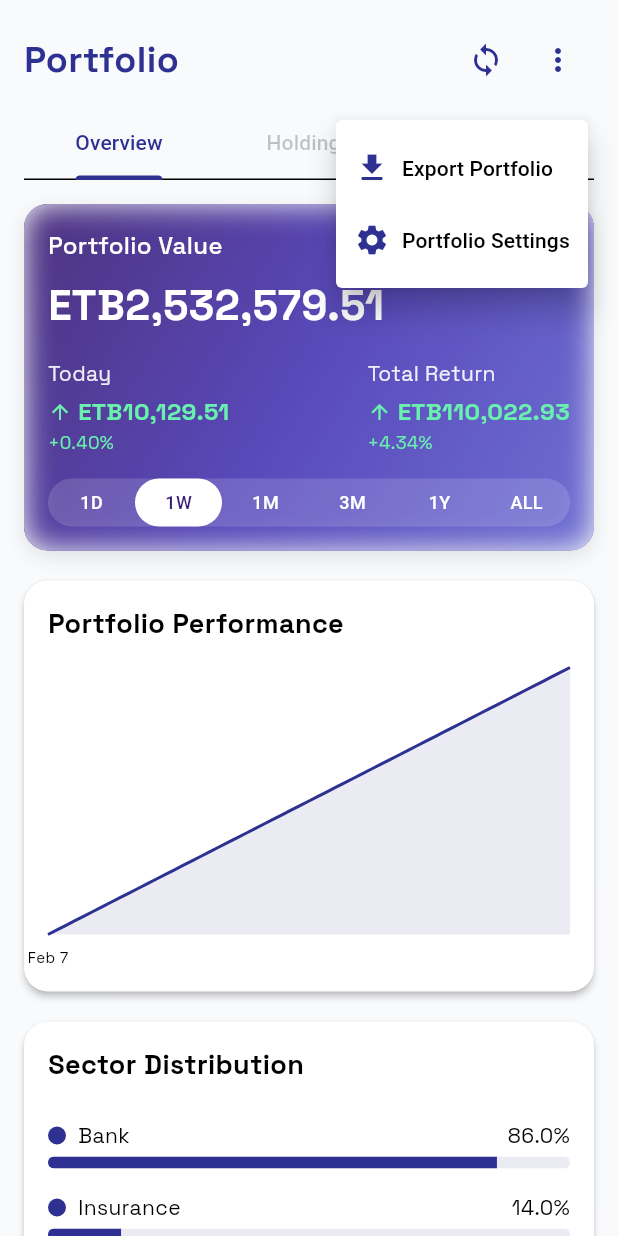
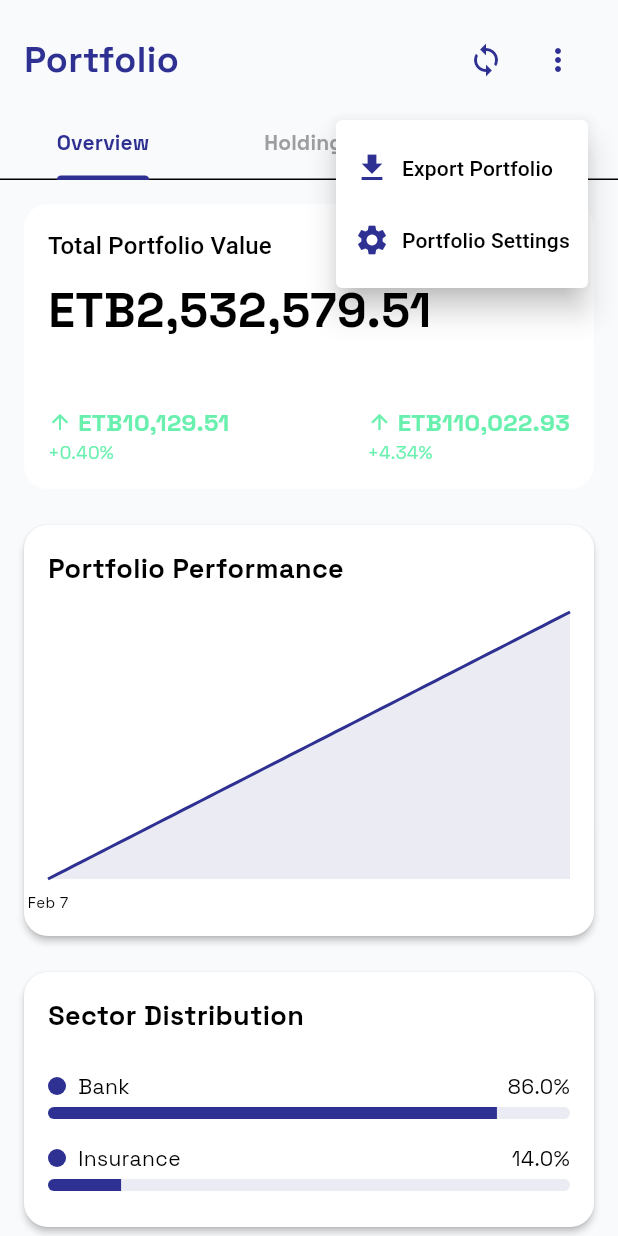
Before and after one commit to LeulTew/ethioTrading, a Flutter app: the PortfolioScreen screen opened by its route, after a tap on the "more vert" icon, on a phone screen of 412 x 824 dp. Run offline on Flutter 3.47's test engine with Material 3 defaults, Android fonts, the phone set to English and light mode, and no system bars; drawn by our look-alikes of fl_chart; our stand-ins replace animate_do, cloud_firestore, firebase_auth, firebase_core, firebase_database, flutter_animate and 5 more; missing offline and left inert: candlesticks; accounts and stored records are empty; network calls fail.

Commit message:
feat: Refactor UI components for improved aesthetics and consistency, update web run script for Edge

```diff
--- a/lib/main.dart
+++ b/lib/main.dart
@@ -1,5 +1,4 @@
 import 'package:flutter/material.dart';
-import 'package:flutter/foundation.dart' show kIsWeb;
 import 'package:firebase_core/firebase_core.dart';
 import 'package:firebase_database/firebase_database.dart';
 import 'package:provider/provider.dart';
--- a/lib/screens/home_screen.dart
+++ b/lib/screens/home_screen.dart
@@ -232,15 +232,15 @@
       padding: const EdgeInsets.all(14),
       decoration: BoxDecoration(
         color: isInCard
-            ? Colors.white.withValues(alpha: 0.1)
-            : (color ?? theme.colorScheme.primary).withValues(alpha: 0.08),
+            ? Colors.white.withAlpha(26) // 0.1 * 255
+            : (color ?? theme.colorScheme.primary).withAlpha(51), // 0.2 * 255
         borderRadius: BorderRadius.circular(16),
         boxShadow: isInCard
             ? []
             : [
                 BoxShadow(
                   color: (color ?? theme.colorScheme.primary)
-                      .withValues(alpha: 0.05),
+                      .withAlpha(13), // 0.05 * 255
                   blurRadius: 8,
                   spreadRadius: 0,
                   offset: const Offset(0, 2),
@@ -257,16 +257,18 @@
                 padding: const EdgeInsets.all(6),
                 decoration: BoxDecoration(
                   color: isInCard
-                      ? Colors.white.withValues(alpha: 0.2)
+                      ? Colors.white.withAlpha(51) // 0.2 * 255
                       : (color ?? theme.colorScheme.primary)
-                          .withValues(alpha: 0.15),
+                          .withAlpha(38), // 0.15 * 255
                   borderRadius: BorderRadius.circular(8),
                 ),
-                child: Icon(icon,
-                    size: 14,
-                    color: isInCard
-                        ? Colors.white
-                        : (color ?? theme.colorScheme.primary)),
+                child: Icon(
+                  icon,
+                  size: 14,
+                  color: isInCard
+                      ? Colors.white
+                      : (color ?? theme.colorScheme.primary),
+                ),
               ),
               const SizedBox(width: 8),
               Flexible(
@@ -274,9 +276,9 @@
                   label,
                   style: theme.textTheme.bodySmall?.copyWith(
                     color: isInCard
-                        ? Colors.white.withValues(alpha: 0.9)
+                        ? Colors.white.withAlpha(230) // 0.9 * 255
                         : theme.textTheme.bodyLarge?.color
-                            ?.withValues(alpha: 0.7),
+                            ?.withAlpha(179), // 0.7 * 255
                     fontWeight: FontWeight.w500,
                     letterSpacing: 0.3,
                   ),
@@ -293,7 +295,6 @@
               color: isInCard
                   ? Colors.white
                   : (color ?? theme.colorScheme.onSurface),
-              letterSpacing: -0.3,
             ),
             overflow: TextOverflow.ellipsis,
           ),
@@ -307,13 +308,13 @@
       padding: const EdgeInsets.symmetric(horizontal: 12, vertical: 6),
       decoration: BoxDecoration(
         color: _isMarketOpen
-            ? const Color(0xFF059669).withValues(alpha: 0.1)
-            : theme.colorScheme.error.withValues(alpha: 0.1),
+            ? const Color(0xFF059669).withAlpha(26) // 0.1 * 255
+            : theme.colorScheme.error.withAlpha(26),
         borderRadius: BorderRadius.circular(20),
         border: Border.all(
           color: _isMarketOpen
-              ? const Color(0xFF059669).withValues(alpha: 0.3)
-              : theme.colorScheme.error.withValues(alpha: 0.3),
+              ? const Color(0xFF059669).withAlpha(77) // 0.3 * 255
+              : theme.colorScheme.error.withAlpha(77),
         ),
       ),
       child: Row(
--- a/lib/screens/login_screen.dart
+++ b/lib/screens/login_screen.dart
@@ -151,7 +151,10 @@
     final size = MediaQuery.of(context).size;
 
     return Scaffold(
-      body: Stack(
+      body: SingleChildScrollView(
+        child: SizedBox(
+          height: size.height,
+          child: Stack(
             children: [
               // Enhanced animated gradient background with Ethiopian colors
               AnimatedBuilder(
@@ -230,7 +233,8 @@
                                 )
                                     .animate()
                                     .fadeIn(
-                                  duration: const Duration(milliseconds: 800),
+                                      duration:
+                                          const Duration(milliseconds: 800),
                                     )
                                     .slideY(
                                       begin: 0.3,
@@ -261,13 +265,16 @@
                                 child: Form(
                                   key: _formKey,
                                   child: Column(
-                                crossAxisAlignment: CrossAxisAlignment.stretch,
+                                    mainAxisSize: MainAxisSize.min,
+                                    crossAxisAlignment:
+                                        CrossAxisAlignment.stretch,
                                     children: [
                                       _buildTextField(
                                         controller: _emailController,
                                         hintText: lang.translate('email'),
                                         icon: Icons.email_rounded,
-                                    keyboardType: TextInputType.emailAddress,
+                                        keyboardType:
+                                            TextInputType.emailAddress,
                                         validator: EmailValidator.validate,
                                       ),
                                       const SizedBox(height: 20),
@@ -304,22 +311,29 @@
                                                   scale: 0.8,
                                                   child: Checkbox(
                                                     value: _rememberMe,
-                                                onChanged: (value) => setState(
-                                                    () => _rememberMe =
+                                                    onChanged: (value) =>
+                                                        setState(() =>
+                                                            _rememberMe =
                                                                 value ?? false),
-                                                shape: RoundedRectangleBorder(
+                                                    shape:
+                                                        RoundedRectangleBorder(
                                                       borderRadius:
-                                                      BorderRadius.circular(6),
+                                                          BorderRadius.circular(
+                                                              6),
                                                     ),
                                                     side: BorderSide(
                                                       color: Colors.white
-                                                      .withValues(alpha: 0.5),
+                                                          .withValues(
+                                                              alpha: 0.5),
                                                     ),
                                                     checkColor: Colors.black,
-                                                fillColor: WidgetStateProperty
-                                                    .resolveWith((states) {
+                                                    fillColor:
+                                                        WidgetStateProperty
+                                                            .resolveWith(
+                                                                (states) {
                                                       if (states.contains(
-                                                      WidgetState.selected)) {
+                                                          WidgetState
+                                                              .selected)) {
                                                         return Colors.white;
                                                       }
                                                       return Colors.transparent;
@@ -338,8 +352,9 @@
                                             ],
                                           ),
                                           TextButton(
-                                        onPressed: () => Navigator.pushNamed(
-                                            context, '/forgot-password'),
+                                            onPressed: () =>
+                                                Navigator.pushNamed(context,
+                                                    '/forgot-password'),
                                             style: TextButton.styleFrom(
                                               foregroundColor: Colors.white
                                                   .withValues(alpha: 0.7),
@@ -363,7 +378,8 @@
                                       ),
                                       const Spacer(),
                                       Row(
-                                    mainAxisAlignment: MainAxisAlignment.center,
+                                        mainAxisAlignment:
+                                            MainAxisAlignment.center,
                                         children: [
                                           Text(
                                             lang.translate('new_user_prompt'),
@@ -373,7 +389,8 @@
                                             ),
                                           ),
                                           TextButton(
-                                        onPressed: () => Navigator.pushNamed(
+                                            onPressed: () =>
+                                                Navigator.pushNamed(
                                                     context, '/register'),
                                             style: TextButton.styleFrom(
                                               foregroundColor: Colors.white,
@@ -401,6 +418,8 @@
                 ),
               ),
             ],
+          ),
+        ),
       ),
     );
   }
--- a/lib/screens/portfolio_screen.dart
+++ b/lib/screens/portfolio_screen.dart
@@ -2,13 +2,11 @@
 import 'package:fl_chart/fl_chart.dart';
 import 'package:intl/intl.dart';
 import 'package:provider/provider.dart';
-import 'dart:ui';
 import 'dart:math' as math;
 import '../data/mock_data.dart';
 import '../providers/language_provider.dart';
 // Removed unused import: '../providers/portfolio_provider.dart'
 import '../providers/auth_provider.dart';
-import '../theme/app_theme.dart';
 import '../models/asset.dart';
 import 'package:google_fonts/google_fonts.dart';
 
@@ -28,7 +26,7 @@
   double _todayGain = 0;
   double _totalGain = 0;
   bool _isLoading = true;
-  int _selectedTimeRange = 1; // 0: 1D, 1: 1W, 2: 1M, 3: 3M, 4: 1Y, 5: ALL
+// 0: 1D, 1: 1W, 2: 1M, 3: 3M, 4: 1Y, 5: ALL
 
   @override
   void initState() {
@@ -86,33 +84,95 @@
     final lang = Provider.of<LanguageProvider>(context);
 
     return Scaffold(
-      // Remove the app bar to eliminate the back button
       body: SafeArea(
         child: Column(
           children: [
             _buildHeader(theme, lang),
-            Padding(
-              padding: const EdgeInsets.symmetric(horizontal: 16.0),
-              child: TabBar(
+            TabBar(
               controller: _tabController,
-                labelColor: theme.colorScheme.primary,
-                unselectedLabelColor: theme.colorScheme.onSurface
-                    .withAlpha(60), // Fixed: 0.6 -> 60
-                indicatorColor: theme.colorScheme.primary,
+              labelStyle: GoogleFonts.spaceGrotesk(fontWeight: FontWeight.bold),
               tabs: [
                 Tab(text: lang.translate('overview')),
                 Tab(text: lang.translate('holdings')),
-                  Tab(text: lang.translate('history')),
+                Tab(text: lang.translate('transactions')),
+              ],
+            ),
+            Expanded(
+              child: TabBarView(
+                controller: _tabController,
+                children: [
+                  _isLoading
+                      ? const Center(child: CircularProgressIndicator())
+                      : SingleChildScrollView(
+                          physics: const AlwaysScrollableScrollPhysics(),
+                          child: Padding(
+                            padding: const EdgeInsets.all(16),
+                            child: Column(
+                              crossAxisAlignment: CrossAxisAlignment.start,
+                              children: [
+                                Container(
+                                  constraints:
+                                      const BoxConstraints(maxWidth: 600),
+                                  child: Card(
+                                    child: Padding(
+                                      padding: const EdgeInsets.all(16),
+                                      child: Column(
+                                        crossAxisAlignment:
+                                            CrossAxisAlignment.start,
+                                        children: [
+                                          Text(
+                                            lang.translate(
+                                                'total_portfolio_value'),
+                                            style: theme.textTheme.titleMedium,
+                                          ),
+                                          const SizedBox(height: 8),
+                                          Text(
+                                            currencyFormatter
+                                                .format(_totalValue),
+                                            style: GoogleFonts.spaceGrotesk(
+                                              fontSize: 32,
+                                              fontWeight: FontWeight.bold,
+                                            ),
+                                          ),
+                                          const SizedBox(height: 16),
+                                          Row(
+                                            mainAxisAlignment:
+                                                MainAxisAlignment.spaceBetween,
+                                            children: [
+                                              _buildGainLossWidget(
+                                                lang.translate('today'),
+                                                _todayGain,
+                                                _todayGain >= 0,
+                                                theme,
+                                                currencyFormatter,
+                                              ),
+                                              _buildGainLossWidget(
+                                                lang.translate('total'),
+                                                _totalGain,
+                                                _totalGain >= 0,
+                                                theme,
+                                                currencyFormatter,
+                                              ),
+                                            ],
+                                          ),
                                         ],
                                       ),
                                     ),
-            Expanded(
-              child: _isLoading
-                  ? const Center(child: CircularProgressIndicator())
-                  : TabBarView(
-                      controller: _tabController,
-                      children: [
-                        _buildOverviewTab(theme, currencyFormatter, lang),
+                                  ),
+                                ),
+                                const SizedBox(height: 24),
+                                _buildPortfolioChart(theme, lang),
+                                const SizedBox(height: 24),
+                                _buildDistributionChart(theme, lang),
+                                if (_purchasedAssets.isNotEmpty) ...[
+                                  const SizedBox(height: 24),
+                                  _buildPurchasedAssetsSection(
+                                      theme, currencyFormatter, lang),
+                                ],
+                              ],
+                            ),
+                          ),
+                        ),
                   _buildHoldingsTab(theme, currencyFormatter, lang),
                   _buildTransactionsTab(theme, currencyFormatter, lang),
                 ],
@@ -199,152 +259,7 @@
     });
   }
 
-  Widget _buildOverviewTab(
-      ThemeData theme, NumberFormat currencyFormatter, LanguageProvider lang) {
-    final isPositiveTodayGain = _todayGain >= 0;
-    final isPositiveTotalGain = _totalGain >= 0;
 
-    return SingleChildScrollView(
-      padding: const EdgeInsets.all(16),
-      child: Column(
-        crossAxisAlignment: CrossAxisAlignment.start,
-        children: [
-          Container(
-            decoration: BoxDecoration(
-              gradient: const LinearGradient(
-                colors: AppTheme.primaryGradient,
-                begin: Alignment.topLeft,
-                end: Alignment.bottomRight,
-              ),
-              borderRadius: BorderRadius.circular(16),
-              boxShadow: [
-                BoxShadow(
-                  color: Colors.black.withAlpha(25), // Fixed: 0.1 -> 25
-                  blurRadius: 10,
-                  offset: const Offset(0, 4),
-                ),
-              ],
-            ),
-            child: ClipRRect(
-              borderRadius: BorderRadius.circular(16),
-              child: BackdropFilter(
-                filter: ImageFilter.blur(sigmaX: 10, sigmaY: 10),
-                child: Container(
-                  decoration: BoxDecoration(
-                    color: Colors.white.withAlpha(25), // Fixed: 0.1 -> 25
-                    borderRadius: BorderRadius.circular(16),
-                  ),
-                  child: Padding(
-                    padding: const EdgeInsets.all(16),
-                    child: Column(
-                      crossAxisAlignment: CrossAxisAlignment.start,
-                      children: [
-                        Text(
-                          lang.translate('portfolio_value'),
-                          style: GoogleFonts.spaceGrotesk(
-                            fontSize: 16,
-                            fontWeight: FontWeight.w500,
-                            color: Colors.white,
-                          ),
-                        ),
-                        const SizedBox(height: 8),
-                        Text(
-                          currencyFormatter.format(_totalValue),
-                          style: GoogleFonts.spaceGrotesk(
-                            fontSize: 28,
-                            fontWeight: FontWeight.bold,
-                            color: Colors.white,
-                          ),
-                        ),
-                        const SizedBox(height: 16),
-                        Row(
-                          mainAxisAlignment: MainAxisAlignment.spaceBetween,
-                          children: [
-                            _buildGainLossWidget(
-                              lang.translate('today'),
-                              _todayGain,
-                              isPositiveTodayGain,
-                              theme,
-                              currencyFormatter,
-                            ),
-                            _buildGainLossWidget(
-                              lang.translate('total_return'),
-                              _totalGain,
-                              isPositiveTotalGain,
-                              theme,
-                              currencyFormatter,
-                            ),
-                          ],
-                        ),
-                        const SizedBox(height: 16),
-                        _buildTimeRangeSelector(theme, lang),
-                      ],
-                    ),
-                  ),
-                ),
-              ),
-            ),
-          ),
-          const SizedBox(height: 20),
-          _buildPortfolioChart(theme, lang),
-          const SizedBox(height: 20),
-          _buildDistributionChart(theme, lang),
-
-          // Display purchased assets section if available
-          if (_purchasedAssets.isNotEmpty) ...[
-            const SizedBox(height: 20),
-            _buildPurchasedAssetsSection(theme, currencyFormatter, lang),
-          ],
-        ],
-      ),
-    );
-  }
-
-  Widget _buildTimeRangeSelector(ThemeData theme, LanguageProvider lang) {
-    final ranges = ['1D', '1W', '1M', '3M', '1Y', 'ALL'];
-
-    return Container(
-      height: 32,
-      decoration: BoxDecoration(
-        color: Colors.white.withAlpha(38), // Fixed: 0.15 -> 38
-        borderRadius: BorderRadius.circular(20),
-      ),
-      child: Row(
-        children: List.generate(ranges.length, (index) {
-          final isSelected = index == _selectedTimeRange;
-
-          return Expanded(
-            child: GestureDetector(
-              onTap: () {
-                setState(() {
-                  _selectedTimeRange = index;
-                  // Update chart data based on selected time range
-                });
-              },
-              child: AnimatedContainer(
-                duration: const Duration(milliseconds: 200),
-                decoration: BoxDecoration(
-                  color: isSelected ? Colors.white : Colors.transparent,
-                  borderRadius: BorderRadius.circular(20),
-                ),
-                alignment: Alignment.center,
-                child: Text(
-                  ranges[index],
-                  style: TextStyle(
-                    fontSize: 12,
-                    fontWeight: FontWeight.w500,
-                    color: isSelected
-                        ? AppTheme.primaryGradient.first
-                        : Colors.white,
-                  ),
-                ),
-              ),
-            ),
-          );
-        }),
-      ),
-    );
-  }
 
   Widget _buildGainLossWidget(String label, double value, bool isPositive,
       ThemeData theme, NumberFormat currencyFormatter) {
--- a/lib/screens/profile_screen.dart
+++ b/lib/screens/profile_screen.dart
@@ -123,6 +123,11 @@
           borderRadius: BorderRadius.circular(16),
           child: BackdropFilter(
             filter: ImageFilter.blur(sigmaX: 10, sigmaY: 10),
+            child: Container(
+              decoration: BoxDecoration(
+                color: Colors.white.withAlpha(38), // 0.15 * 255
+                borderRadius: BorderRadius.circular(16),
+              ),
               child: Padding(
                 padding: padding ?? const EdgeInsets.all(16),
                 child: Column(
@@ -140,6 +145,7 @@
                     ],
                     ...children,
                   ],
+                ),
               ),
             ),
           ),
```
Also changed, not shown: 1 other file. Lines whose indentation alone changed are shown as unchanged.
